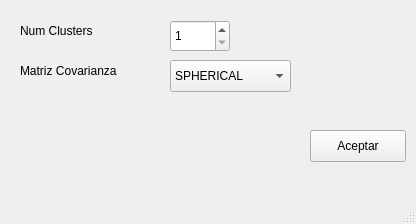
Above: src/gui/conf_em.ui from IgnacioSRL/OpenCV_ML_Tool before the change. Below: the same form after it.
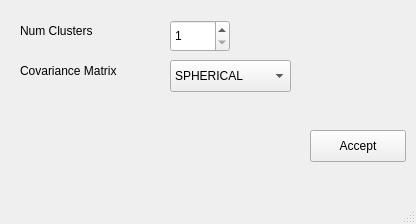
That is the form after the change.

The edit to the form file:
```diff
--- a/src/gui/conf_em.ui
+++ b/src/gui/conf_em.ui
@@ -84,7 +84,7 @@
      </rect>
     </property>
     <property name="text">
-     <string>Matriz Covarianza</string>
+     <string>Covariance Matrix</string>
     </property>
    </widget>
    <widget class="QPushButton" name="Aceptar">
@@ -97,7 +97,7 @@
      </rect>
     </property>
     <property name="text">
-     <string>Aceptar</string>
+     <string>Accept</string>
     </property>
    </widget>
   </widget>
```
Left out of the diff: 2 changed lines with no effect on the pictures.
